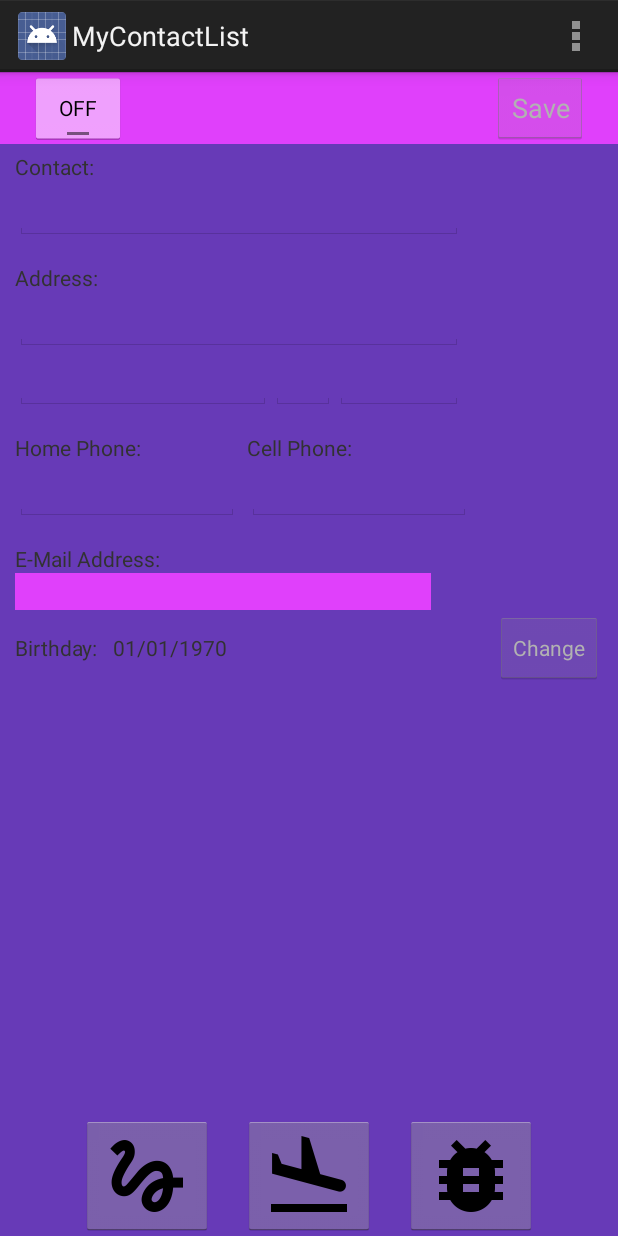
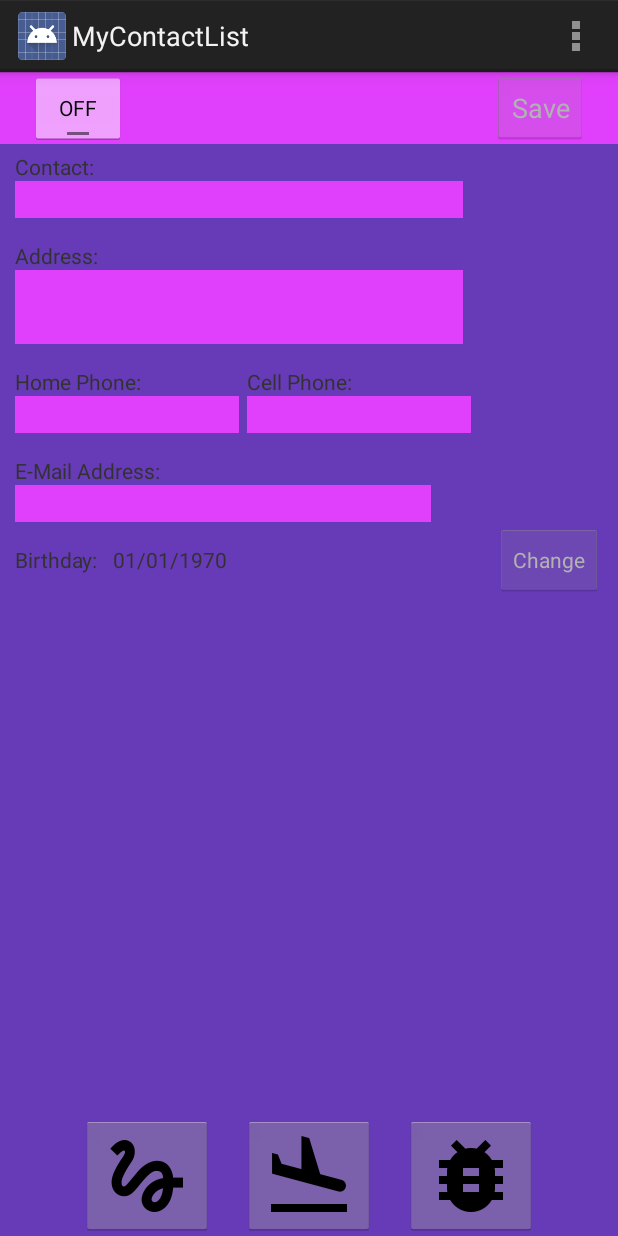
Before and after one commit to MobileApps-Cascadia/chapter-04, an Android app: the screen it shows after launch (ContactActivity), on a phone screen of 412 x 824 dp. Run offline under Robolectric (Android 15) with nearby library versions, the phone set to English and light mode, and no system bars.

Commit message:
completed all styling - need to add theme

```diff
--- a/app/src/main/res/layout/activity_contact.xml
+++ b/app/src/main/res/layout/activity_contact.xml
@@ -106,7 +106,8 @@
                 android:layout_below="@+id/textContact"
                 android:ems="14"
                 android:imeOptions="actionNext"
-                android:inputType="textCapWords" >
+                android:inputType="textCapWords"
+                style="@style/textViewS" >
 
             </EditText>
 
@@ -130,7 +131,8 @@
                 android:layout_below="@+id/textAddress"
                 android:ems="14"
                 android:imeOptions="actionNext"
-                android:inputType="textCapWords" >
+                android:inputType="textCapWords"
+               style="@style/textViewS" >
 
             </EditText>
 
@@ -144,7 +146,8 @@
                 android:ems="8"
                 android:imeOptions="actionNext"
                 android:nextFocusDown="@+id/editState"
-                android:inputType="textCapWords" >
+                android:inputType="textCapWords"
+               style="@style/textViewS" >
 
             </EditText>
 
@@ -158,7 +161,8 @@
                 android:maxLength="2"
                 android:imeOptions="actionNext"
                 android:nextFocusDown="@+id/editZipcode"
-                android:inputType="textCapCharacters" >
+                android:inputType="textCapCharacters"
+               style="@style/textViewS" >
 
             </EditText>
 
@@ -172,7 +176,8 @@
                 android:maxLength="5"
                 android:imeOptions="actionNext"
                 android:nextFocusDown="@+id/editHome"
-                android:inputType="numberSigned" >
+                android:inputType="numberSigned"
+                style="@style/textViewS" >
 
             </EditText>
 
@@ -198,7 +203,8 @@
                 android:maxLength="14"
                 android:ems="7"
                 android:nextFocusDown="@+id/editCell"
-                android:inputType="textCapWords" >
+                android:inputType="textCapWords"
+               style="@style/textViewS" >
 
             </EditText>
 
@@ -222,7 +228,8 @@
                 android:ems="7"
                 android:imeOptions="actionNext"
                 android:nextFocusDown="@+id/editEMail"
-                android:inputType="textCapWords" >
+                android:inputType="textCapWords"
+               style="@style/textViewS" >
 
             </EditText>
 
--- a/app/src/main/res/values/styles.xml
+++ b/app/src/main/res/values/styles.xml
@@ -21,6 +21,6 @@
         <item name="android:background">
             @color/accent
         </item>
-    </style>>
+    </style>
 
 </resources>
```
